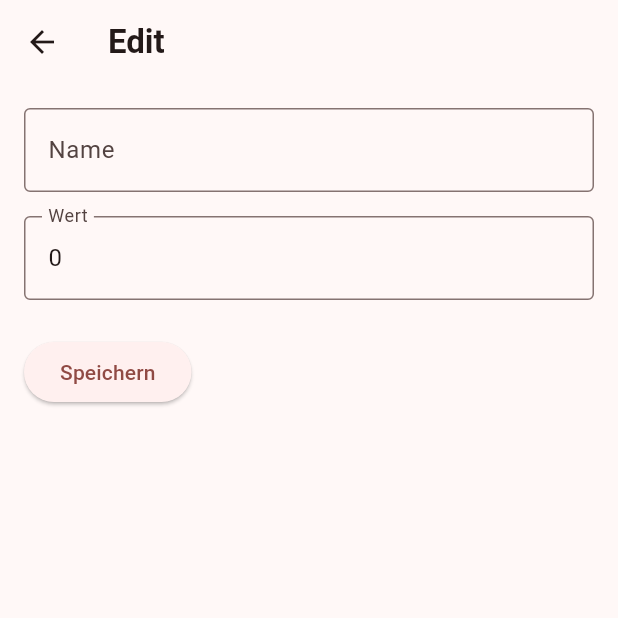
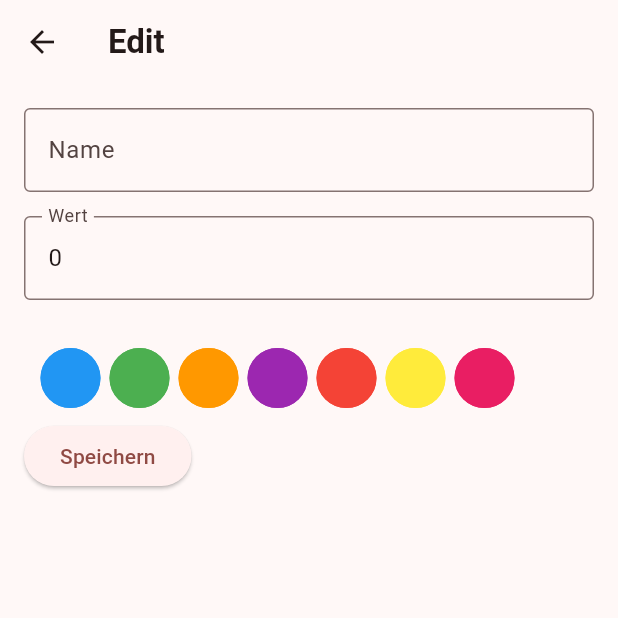
Before and after one commit to EavenCS/hand_counter, a Flutter app: the EditCounter screen opened directly with empty values, on a phone screen of 412 x 824 dp, the top half of it. Run offline on Flutter 3.47's test engine with Material 3 defaults, Android fonts, the phone set to English and light mode, and no system bars.

Commit message:
feat: Colorpicker edit page.

```diff
--- a/lib/pages/edit_counter.dart
+++ b/lib/pages/edit_counter.dart
@@ -65,6 +65,35 @@ class _EditCounterState extends State<EditCounter> {
               keyboardType: TextInputType.number,
             ),
             const SizedBox(height: 24),
+            Container(
+              child: SingleChildScrollView(
+                scrollDirection: Axis.horizontal,
+                child: Padding(
+                  padding: const EdgeInsets.all(8.0),
+                  child: LayoutBuilder(
+                    builder: (context, constraints) {
+                      final screenWidth = MediaQuery.of(context).size.width;
+                      final columnWidth = (screenWidth - 64) / 5;
+                      final effectiveWidth =
+                          (columnWidth > 120 ? columnWidth : 80.0) / 2;
+
+                      return Row(
+                        children: [
+                          _buildColumnButton(effectiveWidth, Colors.blue),
+                          _buildColumnButton(effectiveWidth, Colors.green),
+                          _buildColumnButton(effectiveWidth, Colors.orange),
+                          _buildColumnButton(effectiveWidth, Colors.purple),
+                          _buildColumnButton(effectiveWidth, Colors.red),
+                          _buildColumnButton(effectiveWidth, Colors.yellow),
+                          _buildColumnButton(effectiveWidth, Colors.pink),
+                        ],
+                      );
+                    },
+                  ),
+                ),
+              ),
+            ),
+
             ElevatedButton(
               onPressed: () {
                 Navigator.pop(context);
@@ -76,4 +105,24 @@ class _EditCounterState extends State<EditCounter> {
       ),
     );
   }
+
+  Widget _buildColumnButton(double width, Color color) {
+    return Container(
+      width: width,
+      height: width,
+      margin: const EdgeInsets.symmetric(horizontal: 3),
+      child: OutlinedButton(
+        onPressed: () {
+          // Button action
+        },
+        style: OutlinedButton.styleFrom(
+          backgroundColor: color,
+          padding: EdgeInsets.zero,
+          side: BorderSide(color: color, width: 1),
+          shape: const CircleBorder(),
+        ),
+        child: const SizedBox(),
+      ),
+    );
+  }
 }
```
